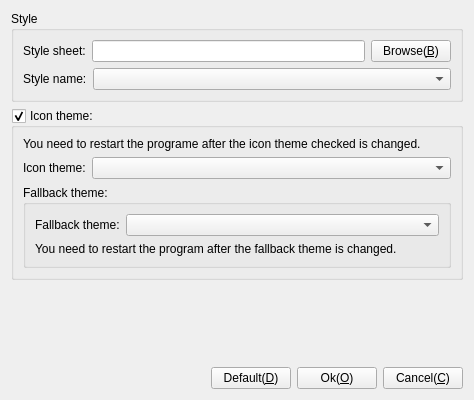
Above: Src/Style/FrmStyle.ui from KangLin/RabbitCommon before the change. Below: the same form after it.
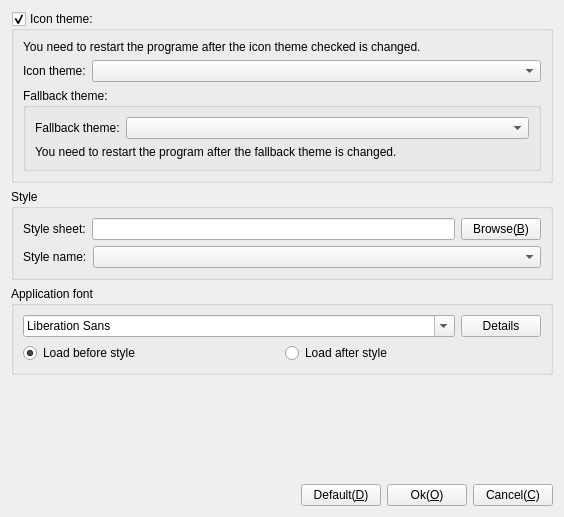
That is the form after the change. Icons and pictures are not drawn.

Commit message: Style: Add set application font

Patch:
```diff
--- a/Src/Style/FrmStyle.ui
+++ b/Src/Style/FrmStyle.ui
@@ -6,8 +6,8 @@
    <rect>
     <x>0</x>
     <y>0</y>
-    <width>474</width>
-    <height>400</height>
+    <width>564</width>
+    <height>517</height>
    </rect>
   </property>
   <property name="windowTitle">
@@ -17,11 +17,20 @@
    <iconset theme="style"/>
   </property>
   <layout class="QGridLayout" name="gridLayout_4">
-   <item row="0" column="0">
+   <item row="2" column="0">
     <widget class="QGroupBox" name="groupBox_3">
+     <property name="sizePolicy">
+      <sizepolicy hsizetype="Preferred" vsizetype="Minimum">
+       <horstretch>0</horstretch>
+       <verstretch>0</verstretch>
+      </sizepolicy>
+     </property>
      <property name="title">
       <string>Style</string>
      </property>
+     <property name="alignment">
+      <set>Qt::AlignmentFlag::AlignLeading|Qt::AlignmentFlag::AlignLeft|Qt::AlignmentFlag::AlignTop</set>
+     </property>
      <layout class="QGridLayout" name="gridLayout_3">
       <item row="0" column="0">
        <layout class="QHBoxLayout" name="horizontalLayout_5">
@@ -70,9 +79,18 @@
    </item>
    <item row="1" column="0">
     <widget class="QGroupBox" name="gpIconTheme">
+     <property name="sizePolicy">
+      <sizepolicy hsizetype="Preferred" vsizetype="Preferred">
+       <horstretch>0</horstretch>
+       <verstretch>0</verstretch>
+      </sizepolicy>
+     </property>
      <property name="title">
       <string>Icon theme:</string>
      </property>
+     <property name="alignment">
+      <set>Qt::AlignmentFlag::AlignLeading|Qt::AlignmentFlag::AlignLeft|Qt::AlignmentFlag::AlignTop</set>
+     </property>
      <property name="checkable">
       <bool>true</bool>
      </property>
@@ -98,6 +116,9 @@
         <property name="title">
          <string>Fallback theme:</string>
         </property>
+        <property name="alignment">
+         <set>Qt::AlignmentFlag::AlignLeading|Qt::AlignmentFlag::AlignLeft|Qt::AlignmentFlag::AlignTop</set>
+        </property>
         <layout class="QGridLayout" name="gridLayout">
          <item row="0" column="0">
           <layout class="QHBoxLayout" name="horizontalLayout_2">
@@ -157,20 +178,20 @@
      </layout>
     </widget>
    </item>
-   <item row="2" column="0">
+   <item row="4" column="0">
     <spacer name="verticalSpacer">
      <property name="orientation">
       <enum>Qt::Vertical</enum>
      </property>
      <property name="sizeHint" stdset="0">
       <size>
-       <width>17</width>
-       <height>13</height>
+       <width>20</width>
+       <height>40</height>
       </size>
      </property>
     </spacer>
    </item>
-   <item row="3" column="0">
+   <item row="5" column="0">
     <layout class="QHBoxLayout" name="horizontalLayout">
      <item>
       <spacer name="horizontalSpacer">
@@ -208,6 +229,84 @@
      </item>
     </layout>
    </item>
+   <item row="3" column="0">
+    <widget class="QGroupBox" name="groupBox">
+     <property name="sizePolicy">
+      <sizepolicy hsizetype="Preferred" vsizetype="Minimum">
+       <horstretch>0</horstretch>
+       <verstretch>0</verstretch>
+      </sizepolicy>
+     </property>
+     <property name="title">
+      <string>Application font</string>
+     </property>
+     <property name="alignment">
+      <set>Qt::AlignmentFlag::AlignLeading|Qt::AlignmentFlag::AlignLeft|Qt::AlignmentFlag::AlignTop</set>
+     </property>
+     <layout class="QGridLayout" name="gridLayout_5">
+      <item row="0" column="0">
+       <layout class="QHBoxLayout" name="horizontalLayout_6">
+        <item>
+         <widget class="QFontComboBox" name="fontComboBox">
+          <property name="sizePolicy">
+           <sizepolicy hsizetype="Expanding" vsizetype="Fixed">
+            <horstretch>0</horstretch>
+            <verstretch>0</verstretch>
+           </sizepolicy>
+          </property>
+         </widget>
+        </item>
+        <item>
+         <widget class="QPushButton" name="pbSetFont">
+          <property name="sizePolicy">
+           <sizepolicy hsizetype="Preferred" vsizetype="Fixed">
+            <horstretch>0</horstretch>
+            <verstretch>0</verstretch>
+           </sizepolicy>
+          </property>
+          <property name="text">
+           <string>Details</string>
+          </property>
+         </widget>
+        </item>
+       </layout>
+      </item>
+      <item row="1" column="0">
+       <layout class="QHBoxLayout" name="horizontalLayout_7">
+        <item>
+         <widget class="QRadioButton" name="rbLoadBeforeStyle">
+          <property name="sizePolicy">
+           <sizepolicy hsizetype="Preferred" vsizetype="Fixed">
+            <horstretch>0</horstretch>
+            <verstretch>0</verstretch>
+           </sizepolicy>
+          </property>
+          <property name="text">
+           <string>Load before style</string>
+          </property>
+          <property name="checked">
+           <bool>true</bool>
+          </property>
+         </widget>
+        </item>
+        <item>
+         <widget class="QRadioButton" name="rbLoadAfterStyle">
+          <property name="sizePolicy">
+           <sizepolicy hsizetype="Preferred" vsizetype="Fixed">
+            <horstretch>0</horstretch>
+            <verstretch>0</verstretch>
+           </sizepolicy>
+          </property>
+          <property name="text">
+           <string>Load after style</string>
+          </property>
+         </widget>
+        </item>
+       </layout>
+      </item>
+     </layout>
+    </widget>
+   </item>
   </layout>
  </widget>
  <resources/>
```
Left out of the diff: 4 changed lines with no effect on the pictures. The commit also changes 9 other files.
